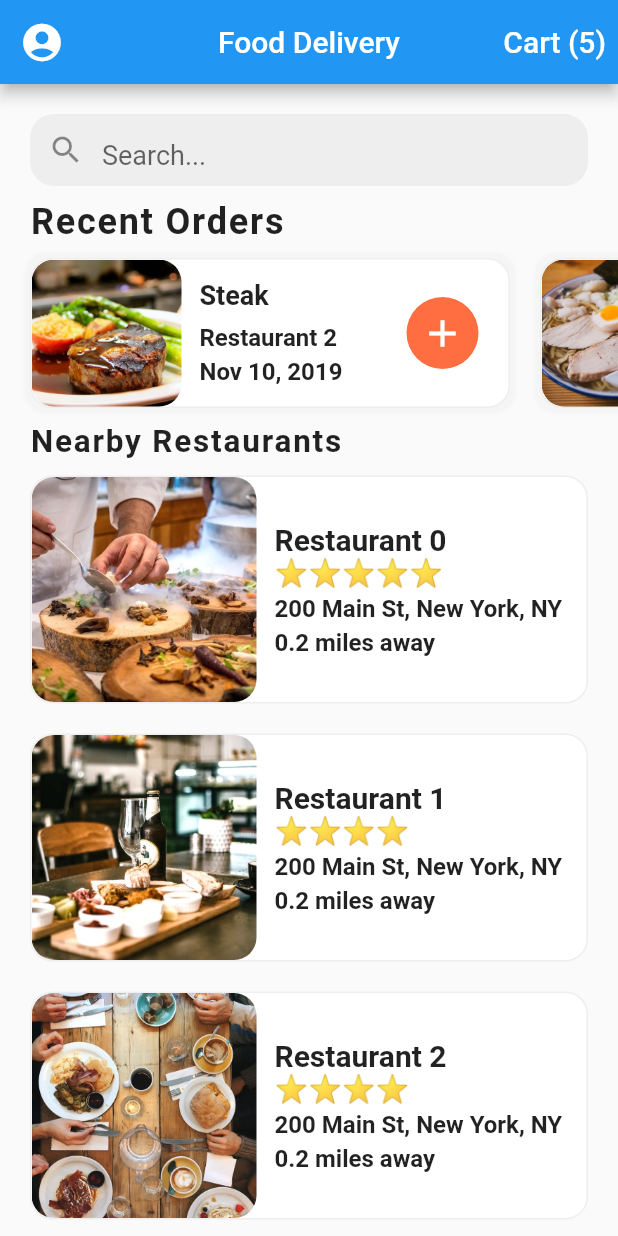
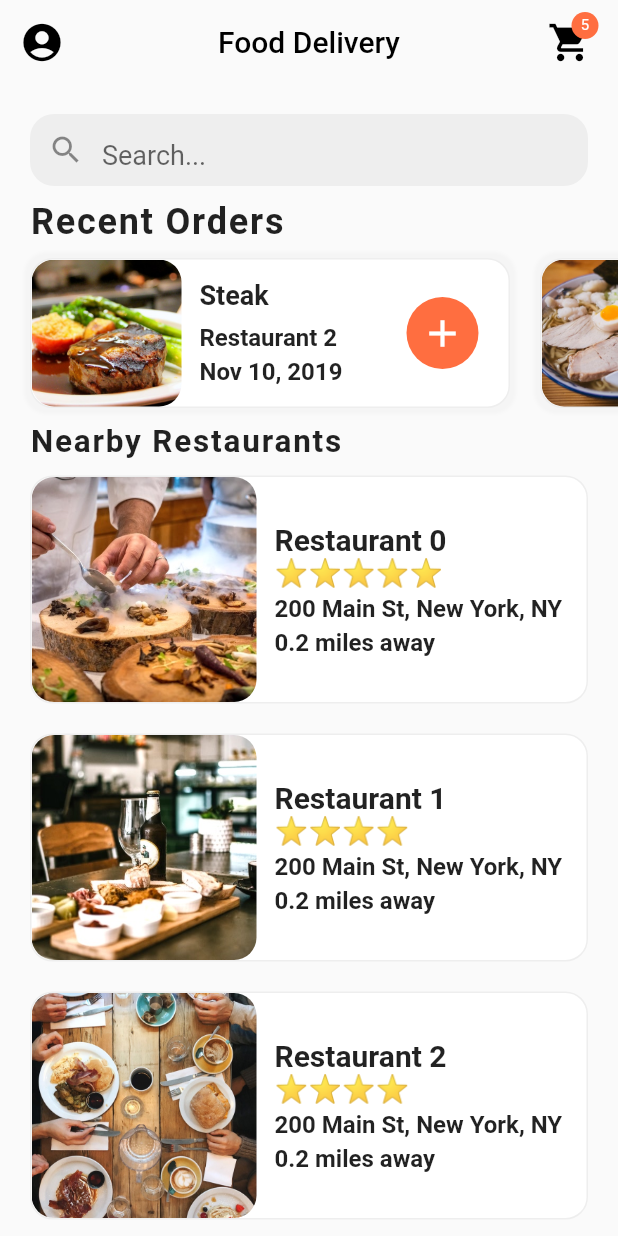
Before and after one commit to edilsonmatola/food_delivery_ui_flutter, a Flutter app: the screen it shows after launch, on a phone screen of 412 x 824 dp. Run offline on Flutter 3.47's test engine with Material 2 defaults, Android fonts, the light colour scheme and no system bars.

Commit message:
Added Cart icon

```diff
--- a/lib/app/presentation/home_screen/home_screen.dart
+++ b/lib/app/presentation/home_screen/home_screen.dart
@@ -110,15 +110,21 @@ class _HomeScreenState extends State<HomeScreen> {
     return SafeArea(
       child: Scaffold(
         appBar: AppBar(
+          elevation: 0,
+          backgroundColor: Colors.transparent,
           leading: IconButton(
             onPressed: () {},
             icon: Icon(
               Icons.account_circle,
+              color: Colors.black,
             ),
             iconSize: 30,
           ),
           title: Text(
             'Food Delivery',
+            style: TextStyle(
+              color: Colors.black,
+            ),
           ),
           centerTitle: true,
           actions: [
@@ -129,11 +135,14 @@ class _HomeScreenState extends State<HomeScreen> {
                   builder: (_) => CartScreen(),
                 ),
               ),
-              child: Text(
-                'Cart (${currentUser.cart!.length})',
-                style: TextStyle(
-                  color: Colors.white,
-                  fontSize: 20,
+              child: Badge(
+                largeSize: 18,
+                backgroundColor: Theme.of(context).primaryColor,
+                label: Text('${currentUser.cart!.length}'),
+                child: Icon(
+                  Icons.shopping_cart,
+                  size: 30,
+                  color: Colors.black,
                 ),
               ),
             ),
```
